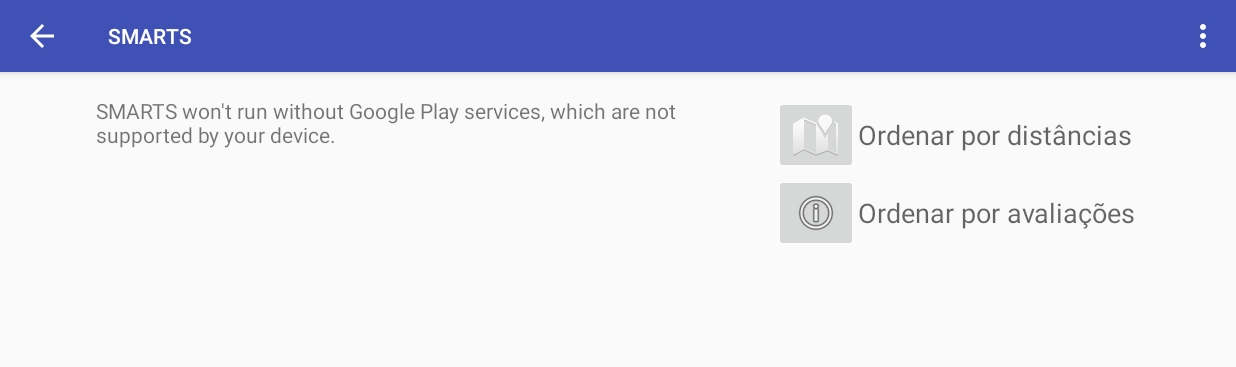
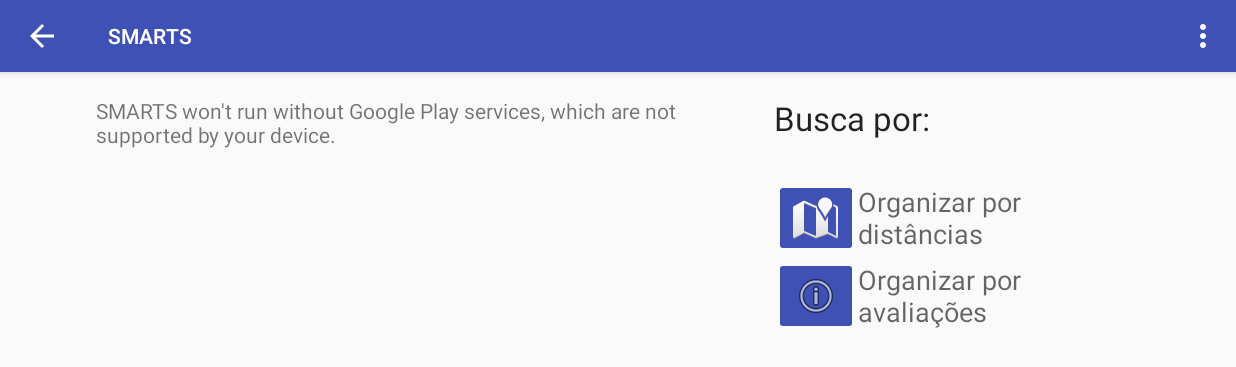
Before and after one commit to alex-carneiro/SMARTS, an Android app: the SearchActivity screen opened directly, with no data from a screen before it, on a phone screen of 824 x 412 dp (held sideways). Shown: the top 367 px of the screen. Run offline under Robolectric (Android 15) with nearby library versions, the phone set to English and light mode, and no system bars; 1 statement that could not run was skipped.

Commit message:
Changed colors of buttons to blue

```diff
--- a/app/src/main/res/layout/activity_main.xml
+++ b/app/src/main/res/layout/activity_main.xml
@@ -41,6 +41,7 @@
                         android:id="@+id/button1"
                         android:src="@drawable/health"
                         android:onClick="search1"
+                        android:backgroundTint="@color/colorPrimary"
                         android:layout_alignParentLeft="true"
                         android:layout_alignParentStart="true" />
                     <TextView
@@ -62,6 +63,7 @@
                         android:id="@+id/button2"
                         android:src="@drawable/health"
                         android:onClick="search2"
+                        android:backgroundTint="@color/colorPrimary"
                         android:layout_alignParentLeft="true"
                         android:layout_alignParentStart="true" />
                     <TextView
@@ -83,6 +85,7 @@
                         android:id="@+id/button3"
                         android:src="@drawable/health"
                         android:onClick="search3"
+                        android:backgroundTint="@color/colorPrimary"
                         android:layout_alignParentLeft="true"
                         android:layout_alignParentStart="true" />
                     <TextView
@@ -104,6 +107,7 @@
                         android:id="@+id/button4"
                         android:src="@drawable/health"
                         android:onClick="search4"
+                        android:backgroundTint="@color/colorPrimary"
                         android:layout_alignParentLeft="true"
                         android:layout_alignParentStart="true" />
                     <TextView
@@ -125,6 +129,7 @@
                         android:id="@+id/button5"
                         android:src="@drawable/health"
                         android:onClick="search5"
+                        android:backgroundTint="@color/colorPrimary"
                         android:layout_alignParentLeft="true"
                         android:layout_alignParentStart="true" />
                     <TextView
--- a/app/src/main/res/layout/activity_search.xml
+++ b/app/src/main/res/layout/activity_search.xml
@@ -29,6 +29,13 @@
             android:layout_height="match_parent"
             android:layout_weight=".35"
             android:layout_centerVertical="true">
+            <TextView
+                android:layout_width="wrap_content"
+                android:layout_height="wrap_content"
+                android:textAppearance="?android:attr/textAppearanceLarge"
+                android:text="Busca por:\n"
+                android:id="@+id/service_type"
+                android:layout_gravity="center_vertical" />
             <LinearLayout
                 android:orientation="horizontal"
                 android:layout_width="wrap_content"
@@ -39,12 +46,13 @@
                     android:layout_height="wrap_content"
                     android:id="@+id/imageButtonMap"
                     android:src="@android:drawable/ic_dialog_map"
-                    android:onClick="mapSearch"/>
+                    android:onClick="goListDistance"
+                    android:backgroundTint="@color/colorPrimary" />
                 <TextView
                     android:layout_width="wrap_content"
                     android:layout_height="wrap_content"
                     android:textAppearance="?android:attr/textAppearanceMedium"
-                    android:text="Ordenar por distâncias"
+                    android:text="Organizar por distâncias"
                     android:layout_gravity="center_vertical" />
             </LinearLayout>
 
@@ -57,12 +65,14 @@
                     android:layout_width="wrap_content"
                     android:layout_height="wrap_content"
                     android:id="@+id/imageButtonAval"
-                    android:src="@android:drawable/ic_menu_info_details"/>
+                    android:src="@android:drawable/ic_menu_info_details"
+                    android:onClick="goListRanking"
+                    android:backgroundTint="@color/colorPrimary" />
                 <TextView
                     android:layout_width="wrap_content"
                     android:layout_height="wrap_content"
                     android:textAppearance="?android:attr/textAppearanceMedium"
-                    android:text="Ordenar por avaliações"
+                    android:text="Organizar por avaliações"
                     android:layout_gravity="center_vertical" />
             </LinearLayout>
         </LinearLayout>
--- a/app/src/main/res/values/colors.xml
+++ b/app/src/main/res/values/colors.xml
@@ -2,5 +2,5 @@
 <resources>
     <color name="colorPrimary">#3F51B5</color>
     <color name="colorPrimaryDark">#303F9F</color>
-    <color name="colorAccent">#FF4081</color>
+    <color name="colorAccent">#FF0000</color>
 </resources>
```
Also changed, not shown: app/src/main/AndroidManifest.xml (+7 -6 lines), app/src/main/java/com/usp/ihc/smarts/ListActivity.java (+60 -0 lines), app/src/main/java/com/usp/ihc/smarts/SearchActivity.java (+37 -21 lines), app/src/main/res/layout/activity_list.xml (+21 -4 lines), app/src/main/res/values/strings.xml (+4 -4 lines), 26 other files.
